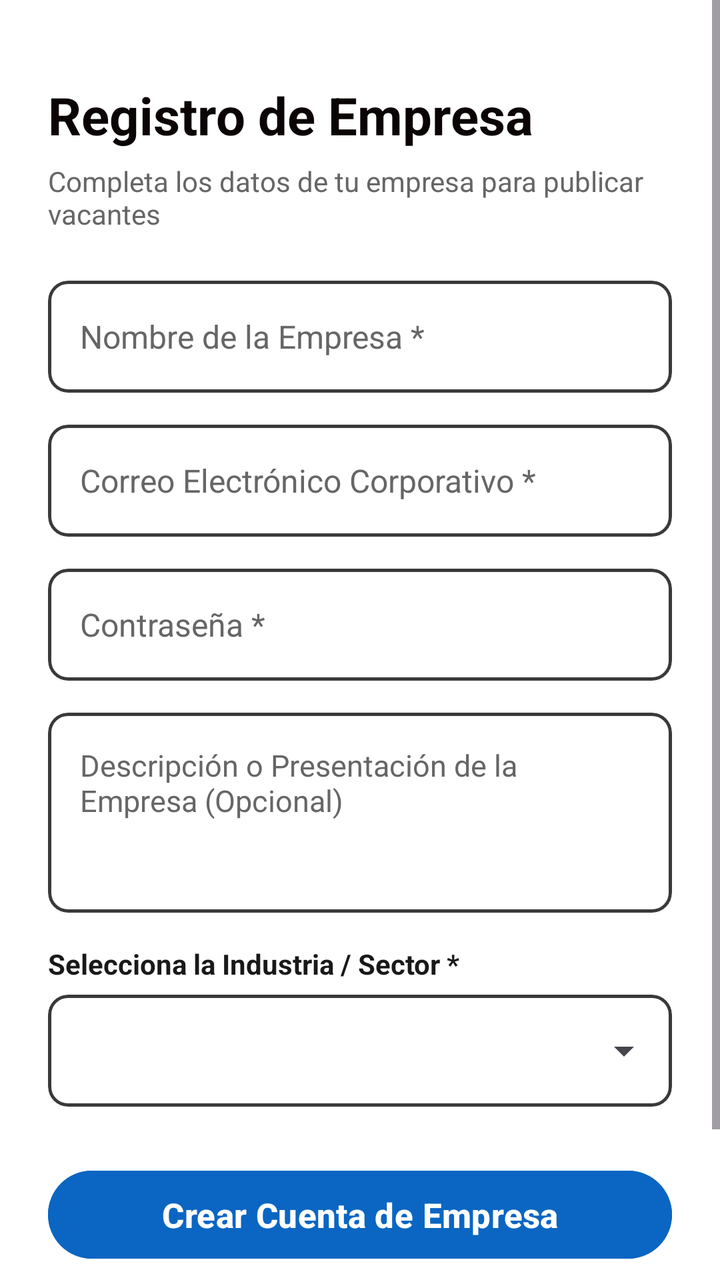
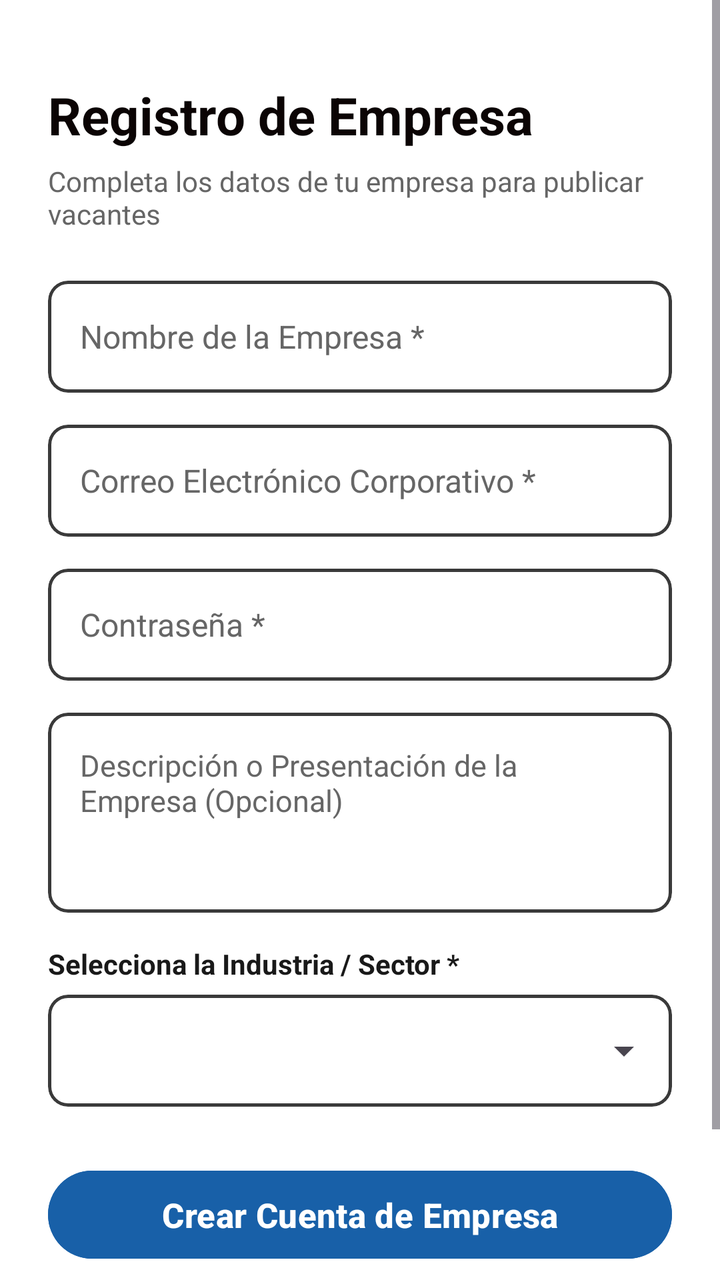

The first picture is an Android layout as it rendered before a commit; the second is the same layout after the commit. The layout source and the unified diff follow.
<!-- AndroidManifest.xml: application theme Theme.LinkedInInterno -->
<!-- res/layout/activity_register_company.xml -->
<?xml version="1.0" encoding="utf-8"?>
<ScrollView
    xmlns:android="http://schemas.android.com/apk/res/android"
    xmlns:app="http://schemas.android.com/apk/res-auto"
    xmlns:tools="http://schemas.android.com/tools"
    android:id="@+id/scrollRegisterCompany"
    android:layout_width="match_parent"
    android:layout_height="match_parent"
    android:fillViewport="true"
    android:background="@android:color/white">

    <androidx.constraintlayout.widget.ConstraintLayout
        android:layout_width="match_parent"
        android:layout_height="wrap_content"
        android:padding="24dp">

        <TextView
            android:id="@+id/tvTitleRegisterCompany"
            android:layout_width="wrap_content"
            android:layout_height="wrap_content"
            android:layout_marginTop="16dp"
            android:text="@string/title_register_company"
            android:textColor="#0B0404"
            android:textSize="26sp"
            android:textStyle="bold"
            app:layout_constraintStart_toStartOf="parent"
            app:layout_constraintTop_toTopOf="parent" />

        <TextView
            android:id="@+id/tvSubtitleRegisterCompany"
            android:layout_width="wrap_content"
            android:layout_height="wrap_content"
            android:layout_marginTop="6dp"
            android:text="@string/subtitle_register_company"
            android:textColor="#666666"
            android:textSize="14sp"
            app:layout_constraintStart_toStartOf="parent"
            app:layout_constraintTop_toBottomOf="@id/tvTitleRegisterCompany" />

        
        <com.google.android.material.card.MaterialCardView
            android:id="@+id/cardCompanyName"
            android:layout_width="match_parent"
            android:layout_height="56dp"
            android:layout_marginTop="24dp"
            app:cardBackgroundColor="#FFFFFF"
            app:cardCornerRadius="10dp"
            app:strokeColor="#3A3A3A"
            app:strokeWidth="1.5dp"
            app:layout_constraintTop_toBottomOf="@id/tvSubtitleRegisterCompany">

            <EditText
                android:id="@+id/etCompanyName"
                android:layout_width="match_parent"
                android:layout_height="match_parent"
                android:background="@null"
                android:hint="@string/hint_company_name"
                android:inputType="text"
                android:maxLines="1"
                android:paddingStart="16dp"
                android:paddingEnd="16dp"
                android:textColor="#0A66C2"
                android:textColorHint="#666666"
                android:textSize="16sp" />
        </com.google.android.material.card.MaterialCardView>

        
        <com.google.android.material.card.MaterialCardView
            android:id="@+id/cardCompanyEmail"
            android:layout_width="match_parent"
            android:layout_height="56dp"
            android:layout_marginTop="16dp"
            app:cardBackgroundColor="#FFFFFF"
            app:cardCornerRadius="10dp"
            app:strokeColor="#3A3A3A"
            app:strokeWidth="1.5dp"
            app:layout_constraintTop_toBottomOf="@id/cardCompanyName">

            <EditText
                android:id="@+id/etCompanyEmail"
                android:layout_width="match_parent"
                android:layout_height="match_parent"
                android:background="@null"
                android:hint="@string/hint_corp_email"
                android:inputType="textEmailAddress"
                android:maxLines="1"
                android:paddingStart="16dp"
                android:paddingEnd="16dp"
                android:textColor="#0A66C2"
                android:textColorHint="#666666"
                android:textSize="16sp" />
        </com.google.android.material.card.MaterialCardView>

        
        <com.google.android.material.card.MaterialCardView
            android:id="@+id/cardCompanyPassword"
            android:layout_width="match_parent"
            android:layout_height="56dp"
            android:layout_marginTop="16dp"
            app:cardBackgroundColor="#FFFFFF"
            app:cardCornerRadius="10dp"
            app:strokeColor="#3A3A3A"
            app:strokeWidth="1.5dp"
            app:layout_constraintTop_toBottomOf="@id/cardCompanyEmail">

            <EditText
                android:id="@+id/etCompanyPassword"
                android:layout_width="match_parent"
                android:layout_height="match_parent"
                android:background="@null"
                android:hint="@string/hint_password_req"
                android:inputType="textPassword"
                android:maxLines="1"
                android:paddingStart="16dp"
                android:paddingEnd="16dp"
                android:textColor="#0A66C2"
                android:textColorHint="#666666"
                android:textSize="16sp" />
        </com.google.android.material.card.MaterialCardView>

        
        <com.google.android.material.card.MaterialCardView
            android:id="@+id/cardCompanyDescription"
            android:layout_width="match_parent"
            android:layout_height="100dp"
            android:layout_marginTop="16dp"
            app:cardBackgroundColor="#FFFFFF"
            app:cardCornerRadius="10dp"
            app:strokeColor="#3A3A3A"
            app:strokeWidth="1.5dp"
            app:layout_constraintTop_toBottomOf="@id/cardCompanyPassword">

            <EditText
                android:id="@+id/etCompanyDescription"
                android:layout_width="match_parent"
                android:layout_height="match_parent"
                android:background="@null"
                android:gravity="top|start"
                android:hint="@string/hint_company_desc"
                android:inputType="textMultiLine"
                android:padding="16dp"
                android:textColor="#0A66C2"
                android:textColorHint="#666666"
                android:textSize="15sp" />
        </com.google.android.material.card.MaterialCardView>

        
        <TextView
            android:id="@+id/tvLabelIndustry"
            android:layout_width="wrap_content"
            android:layout_height="wrap_content"
            android:layout_marginTop="16dp"
            android:text="@string/label_select_industry"
            android:textColor="#191919"
            android:textSize="14sp"
            android:textStyle="bold"
            app:layout_constraintStart_toStartOf="parent"
            app:layout_constraintTop_toBottomOf="@id/cardCompanyDescription" />

        <com.google.android.material.card.MaterialCardView
            android:id="@+id/cardCompanyIndustry"
            android:layout_width="match_parent"
            android:layout_height="56dp"
            android:layout_marginTop="6dp"
            app:cardBackgroundColor="#FFFFFF"
            app:cardCornerRadius="10dp"
            app:strokeColor="#3A3A3A"
            app:strokeWidth="1.5dp"
            app:layout_constraintTop_toBottomOf="@id/tvLabelIndustry">

            <Spinner
                android:id="@+id/spIndustries"
                android:layout_width="match_parent"
                android:layout_height="match_parent"
                android:paddingStart="8dp"
                android:paddingEnd="8dp" />
        </com.google.android.material.card.MaterialCardView>

        
        <Button
            android:id="@+id/btnRegisterCompany"
            android:layout_width="match_parent"
            android:layout_height="52dp"
            android:layout_marginTop="28dp"
            android:backgroundTint="@color/linkedfic_blue"
            android:text="@string/btn_create_company_account"
            android:textColor="#FFFFFF"
            android:textSize="17sp"
            android:textStyle="bold"
            app:layout_constraintTop_toBottomOf="@id/cardCompanyIndustry" />

        <ProgressBar
            android:id="@+id/progressBarCompany"
            android:layout_width="wrap_content"
            android:layout_height="wrap_content"
            android:layout_marginTop="16dp"
            android:visibility="gone"
            android:indeterminateTint="@color/linkedfic_blue"
            app:layout_constraintEnd_toEndOf="parent"
            app:layout_constraintStart_toStartOf="parent"
            app:layout_constraintTop_toBottomOf="@id/btnRegisterCompany" />

        <TextView
            android:id="@+id/tvBackToLoginFromCompany"
            android:layout_width="wrap_content"
            android:layout_height="wrap_content"
            android:layout_marginTop="20dp"
            android:clickable="true"
            android:focusable="true"
            android:minHeight="48dp"
            android:text="@string/back_to_login_prompt"
            android:textColor="@color/linkedfic_blue"
            android:textSize="15sp"
            android:textStyle="bold"
            app:layout_constraintEnd_toEndOf="parent"
            app:layout_constraintStart_toStartOf="parent"
            app:layout_constraintTop_toBottomOf="@id/progressBarCompany" />

    </androidx.constraintlayout.widget.ConstraintLayout>
</ScrollView>
<!-- resources referenced by this layout -->
<resources>
  <color name="linkedfic_blue">#0A66C2</color>
  <string name="back_to_login_prompt">¿Ya tienes cuenta? Inicia sesión aquí</string>
  <string name="btn_create_company_account">Crear Cuenta de Empresa</string>
  <string name="hint_company_desc">Descripción o Presentación de la Empresa (Opcional)</string>
  <string name="hint_company_name">Nombre de la Empresa *</string>
  <string name="hint_corp_email">Correo Electrónico Corporativo *</string>
  <string name="hint_password_req">Contraseña *</string>
  <string name="label_select_industry">Selecciona la Industria / Sector *</string>
  <string name="subtitle_register_company">Completa los datos de tu empresa para publicar vacantes</string>
  <string name="title_register_company">Registro de Empresa</string>
  <style name="Theme.LinkedInInterno" parent="Base.Theme.LinkedInInterno" />
  <style name="Base.Theme.LinkedInInterno" parent="Theme.Material3.DayNight.NoActionBar">
          
          <item name="colorPrimary">@color/azul_linkedin</item>
          <item name="colorOnPrimary">@color/white</item>
          <item name="colorPrimaryContainer">@color/azul_muy_claro</item>
          <item name="colorOnPrimaryContainer">@color/azul_oscuro</item>
          <item name="colorSecondary">@color/dorado_oro_uas</item>
          <item name="android:colorBackground">@color/gris_claro_fondo</item>
      </style>
  <color name="azul_linkedin">#0A66C2</color>
  <color name="white">#FFFFFFFF</color>
  <color name="azul_muy_claro">#EBF2F9</color>
  <color name="azul_oscuro">#1B365D</color>
  <color name="dorado_oro_uas">#AF9121</color>
  <color name="gris_claro_fondo">#F4F2EE</color>
</resources>

<!-- the commit's change to res/layout/activity_register_company.xml (unified diff, before → after) -->
@@ -9,6 +9,8 @@
     android:fillViewport="true"
     android:background="@android:color/white">
 
+
+
     <androidx.constraintlayout.widget.ConstraintLayout
         android:layout_width="match_parent"
         android:layout_height="wrap_content"
@@ -182,7 +184,7 @@
             android:layout_width="match_parent"
             android:layout_height="52dp"
             android:layout_marginTop="28dp"
-            android:backgroundTint="@color/linkedfic_blue"
+            android:backgroundTint="@color/azul_institucional"
             android:text="@string/btn_create_company_account"
             android:textColor="#FFFFFF"
             android:textSize="17sp"
@@ -195,7 +197,7 @@
             android:layout_height="wrap_content"
             android:layout_marginTop="16dp"
             android:visibility="gone"
-            android:indeterminateTint="@color/linkedfic_blue"
+            android:indeterminateTint="@color/azul_institucional"
             app:layout_constraintEnd_toEndOf="parent"
             app:layout_constraintStart_toStartOf="parent"
             app:layout_constraintTop_toBottomOf="@id/btnRegisterCompany" />
@@ -209,7 +211,7 @@
             android:focusable="true"
             android:minHeight="48dp"
             android:text="@string/back_to_login_prompt"
-            android:textColor="@color/linkedfic_blue"
+            android:textColor="@color/azul_institucional"
             android:textSize="15sp"
             android:textStyle="bold"
             app:layout_constraintEnd_toEndOf="parent"
<!-- resource entries referenced after the edit -->
@@ -1,6 +1,6 @@
 <!-- resources referenced by this layout -->
 <resources>
-  <color name="linkedfic_blue">#0A66C2</color>
+  <color name="azul_institucional">#1860A8</color>
   <string name="back_to_login_prompt">¿Ya tienes cuenta? Inicia sesión aquí</string>
   <string name="btn_create_company_account">Crear Cuenta de Empresa</string>
   <string name="hint_company_desc">Descripción o Presentación de la Empresa (Opcional)</string>
@@ -13,18 +13,15 @@
   <style name="Theme.LinkedInInterno" parent="Base.Theme.LinkedInInterno" />
   <style name="Base.Theme.LinkedInInterno" parent="Theme.Material3.DayNight.NoActionBar">
           
-          <item name="colorPrimary">@color/azul_linkedin</item>
+          <item name="colorPrimary">@color/azul_institucional</item>
           <item name="colorOnPrimary">@color/white</item>
-          <item name="colorPrimaryContainer">@color/azul_muy_claro</item>
+          <item name="colorPrimaryContainer">@color/azul_institucional</item>
           <item name="colorOnPrimaryContainer">@color/azul_oscuro</item>
           <item name="colorSecondary">@color/dorado_oro_uas</item>
-          <item name="android:colorBackground">@color/gris_claro_fondo</item>
+          <item name="android:colorBackground">@color/white</item>
       </style>
-  <color name="azul_linkedin">#0A66C2</color>
   <color name="white">#FFFFFFFF</color>
-  <color name="azul_muy_claro">#EBF2F9</color>
   <color name="azul_oscuro">#1B365D</color>
   <color name="dorado_oro_uas">#AF9121</color>
-  <color name="gris_claro_fondo">#F4F2EE</color>
 </resources>
 
